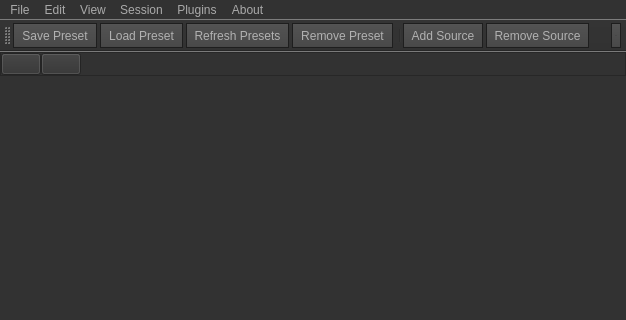
Before: the Qt Designer form src/app/windows/MainWindow/MainWindow.ui in m-riley04/ModularSensorSystem, drawn with Qt 5; both pictures show x 0 to 626 and y 0 to 320 of the 626 by 513 pixel window.
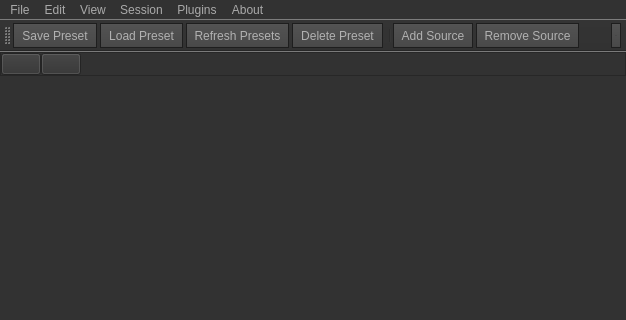
After: the same form once the commit is applied. Icons and pictures are not drawn. Custom widgets are drawn as their Qt base class.

Commit message: completely move per-widget action into mainwindow for QActions

```diff
--- a/src/app/windows/MainWindow/MainWindow.ui
+++ b/src/app/windows/MainWindow/MainWindow.ui
@@ -399,7 +399,7 @@
      </property>
      <addaction name="actionAddSource"/>
      <addaction name="actionRemoveSource"/>
-     <addaction name="actionOpenProperties"/>
+     <addaction name="actionConfigureSource"/>
     </widget>
     <widget class="QMenu" name="menuProcessors">
      <property name="title">
@@ -458,11 +458,11 @@
    <addaction name="actionSavePreset"/>
    <addaction name="actionLoadPreset"/>
    <addaction name="actionRefreshPresets"/>
-   <addaction name="actionRemovePreset"/>
+   <addaction name="actionDeletePreset"/>
    <addaction name="separator"/>
    <addaction name="actionAddSource"/>
    <addaction name="actionRemoveSource"/>
-   <addaction name="actionOpenProperties"/>
+   <addaction name="actionConfigureSource"/>
    <addaction name="separator"/>
    <addaction name="actionAddProcessor"/>
    <addaction name="actionRemoveProcessor"/>
@@ -569,12 +569,12 @@
     <enum>QAction::MenuRole::NoRole</enum>
    </property>
   </action>
-  <action name="actionRemovePreset">
+  <action name="actionDeletePreset">
    <property name="icon">
     <iconset theme="QIcon::ThemeIcon::EditDelete"/>
    </property>
    <property name="text">
-    <string>Remove Preset</string>
+    <string>Delete Preset</string>
    </property>
    <property name="toolTip">
     <string>Delete preset</string>
@@ -653,15 +653,15 @@
     <enum>QAction::MenuRole::NoRole</enum>
    </property>
   </action>
-  <action name="actionOpenProperties">
+  <action name="actionConfigureSource">
    <property name="icon">
     <iconset theme="QIcon::ThemeIcon::DocumentProperties"/>
    </property>
    <property name="text">
-    <string>Open Source Properties</string>
+    <string>Configure Source</string>
    </property>
    <property name="toolTip">
-    <string>Open source properties</string>
+    <string>Open source configuration menu</string>
    </property>
    <property name="menuRole">
     <enum>QAction::MenuRole::NoRole</enum>
```
The commit also changes 14 other files.
